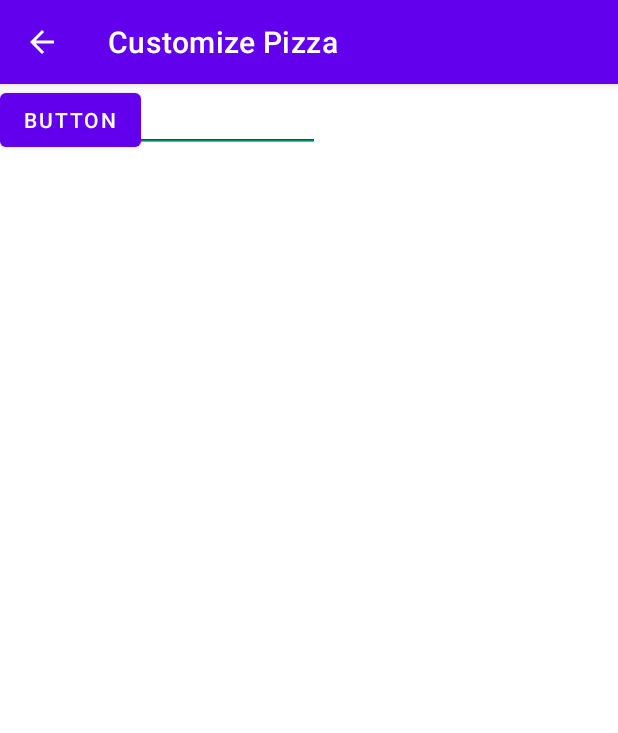
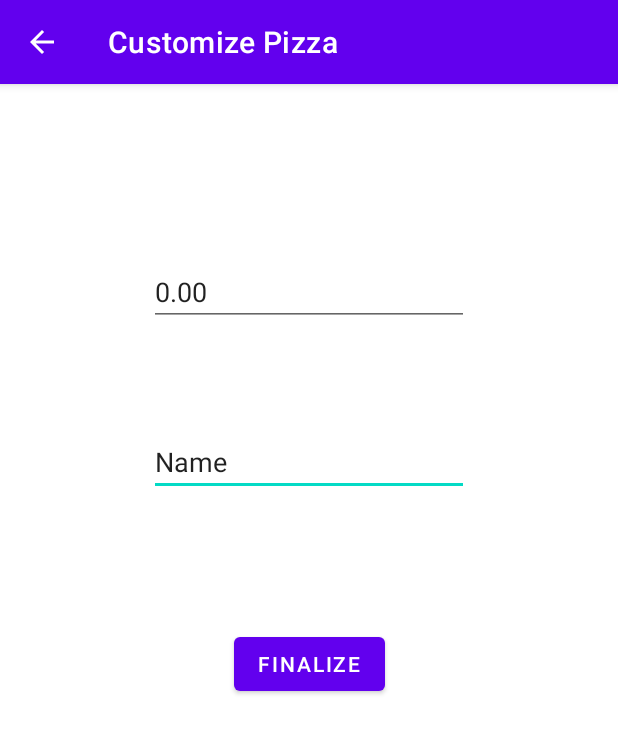
Before and after one commit to JDunich/Pizzeria-App, an Android app: the CustomizeActivity screen opened directly, with no data from a screen before it, on a phone screen of 412 x 824 dp. Shown: the top 733 px of the screen. Run offline under Robolectric (Android 15) with nearby library versions, the phone set to English and light mode, and no system bars.

Commit message:
Add Files

```diff
--- a/app/src/main/java/com/example/pizzeria_app/CustomizeActivity.java
+++ b/app/src/main/java/com/example/pizzeria_app/CustomizeActivity.java
@@ -11,6 +11,7 @@ import android.view.View;
 import android.widget.Button;
 import android.widget.TextView;
 
+import static com.example.pizzeria_app.MainActivity.storeOrders;
 import static com.example.pizzeria_app.PizzaActivity.arr;
 
 public class CustomizeActivity extends AppCompatActivity {
@@ -26,23 +27,32 @@ public class CustomizeActivity extends AppCompatActivity {
         phone = findViewById(R.id.phone);
         total_pizza = findViewById(R.id.total_pizza);
         finalize = findViewById(R.id.finalize);
+        phone = findViewById(R.id.phone);
+        total_pizza = findViewById(R.id.total_pizza);
         calcTotal();
         phone.addTextChangedListener(new TextWatcher() {
 
             public void afterTextChanged(Editable s) {
+                System.out.println(s.toString());
                 if (isValidNumber(s.toString())){
-                    finalize.setEnabled(true);
+                    System.out.println("here");
+                    finalize.setClickable(true);
                 }
             }
 
             public void beforeTextChanged(CharSequence s, int start, int count, int after) {}
 
             public void onTextChanged(CharSequence s, int start, int before, int count) {
-                finalize.setEnabled(isValidNumber(s.toString()));
             }
         });
 
+        finalize.setOnClickListener(v -> {
+            arr.setPhoneNumber(phone.getText().toString());
+            storeOrders.add(arr);
+        });
+
     }
+
 
     private void calcTotal(){
         double price = arr.getPrice();
--- a/app/src/main/res/layout/activity_customize.xml
+++ b/app/src/main/res/layout/activity_customize.xml
@@ -21,22 +21,28 @@
             android:layout_width="wrap_content"
             android:layout_height="wrap_content"
             android:inputType="textPersonName"
-            android:text="Name"
+            android:text="@string/phone"
             android:ems="10"
-            android:id="@+id/phone" tools:layout_editor_absoluteY="232dp"
-            tools:layout_editor_absoluteX="83dp"/>
+            android:id="@+id/phone"
+            app:layout_constraintTop_toBottomOf="@+id/total_pizza"
+            app:layout_constraintStart_toStartOf="@+id/total_pizza"
+            app:layout_constraintEnd_toEndOf="@+id/total_pizza" android:layout_marginTop="68dp"
+            app:layout_constraintHorizontal_bias="0.0" tools:ignore="TextFields"/>
     <Button
-            android:text="Button"
+            android:text="@string/finalize"
             android:layout_width="wrap_content"
-            android:layout_height="wrap_content" android:id="@+id/finalize" tools:layout_editor_absoluteY="301dp"
-            tools:layout_editor_absoluteX="144dp" android:clickable="false"/>
+            android:layout_height="wrap_content" android:id="@+id/finalize"
+            app:layout_constraintTop_toBottomOf="@+id/phone" app:layout_constraintStart_toStartOf="@+id/phone"
+            app:layout_constraintEnd_toEndOf="@+id/phone" android:layout_marginTop="88dp"
+            android:clickable="false" android:focusable="true"/>
     <EditText
             android:layout_width="wrap_content"
             android:layout_height="wrap_content"
             android:inputType="textPersonName"
-            android:text="Name"
+            android:text="@string/total_pizza"
             android:ems="10"
-            android:id="@+id/total_pizza" tools:layout_editor_absoluteY="113dp"
-            tools:layout_editor_absoluteX="83dp"/>
+            android:id="@+id/total_pizza"
+            app:layout_constraintTop_toTopOf="parent" app:layout_constraintStart_toStartOf="parent"
+            app:layout_constraintEnd_toEndOf="parent" android:layout_marginTop="116dp"/>
 
 </androidx.constraintlayout.widget.ConstraintLayout>
--- a/app/src/main/res/values/strings.xml
+++ b/app/src/main/res/values/strings.xml
@@ -23,6 +23,9 @@
     <string name="large">Large</string>
     <string name="add">Add</string>
     <string name="next">Next</string>
+    <string name="phone">Name</string>
+    <string name="finalize">Finalize</string>
+    <string name="total_pizza">Name</string>
     <string-array name="Size">
         <item>Small</item>
         <item>Medium</item>
```
Also changed, not shown: app/src/main/AndroidManifest.xml (+10 -0 lines), app/src/main/java/com/example/pizzeria_app/MainActivity.java (+26 -3 lines), app/src/main/java/com/example/pizzeria_app/PizzaActivity.java (+9 -5 lines).
